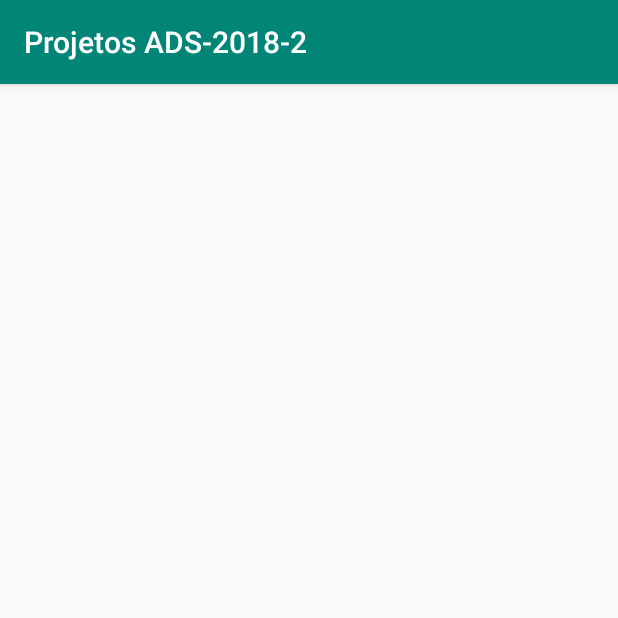
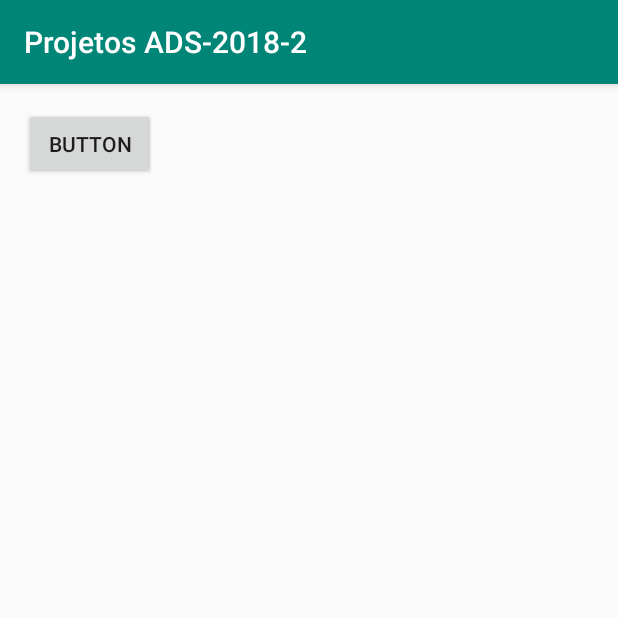
Before and after one commit to serufo/ADS20182, an Android app: the Ariele screen opened directly, with no data from a screen before it, on a phone screen of 412 x 824 dp, the top half of it. Run offline under Robolectric (Android 15) with nearby library versions, the phone set to English and light mode, and no system bars.

Commit message:
Criamos um botão para a nova activity

```diff
--- a/app/src/main/AndroidManifest.xml
+++ b/app/src/main/AndroidManifest.xml
@@ -10,15 +10,15 @@
         android:supportsRtl="true"
         android:theme="@style/AppTheme">
         <activity android:name=".Serufo" />
-        <activity android:name=".MainActivity">
+        <activity android:name=".MainActivity" />
             <intent-filter>
                 <action android:name="android.intent.action.MAIN" />
 
                 <category android:name="android.intent.category.LAUNCHER" />
             </intent-filter>
-        </activity>
+
         <activity android:name=".ProfSerufo" />
-        <activity android:name=".Marcus"></activity>
+        <activity android:name=".Ariele" />
     </application>
 
 </manifest>
--- a/app/src/main/java/com/example/ads_2018_2/Marcus.java
+++ b/app/src/main/java/com/example/ads_2018_2/Ariele.java
@@ -3,11 +3,11 @@ package com.example.ads_2018_2;
 import android.support.v7.app.AppCompatActivity;
 import android.os.Bundle;
 
-public class Marcus extends AppCompatActivity {
+public class Ariele extends AppCompatActivity {
 
     @Override
     protected void onCreate(Bundle savedInstanceState) {
         super.onCreate(savedInstanceState);
-        setContentView(R.layout.activity_marcus);
+        setContentView(R.layout.activity_ariele);
     }
 }
--- a/app/src/main/java/com/example/ads_2018_2/MainActivity.java
+++ b/app/src/main/java/com/example/ads_2018_2/MainActivity.java
@@ -26,20 +26,20 @@ public class MainActivity extends AppCompatActivity {
             }
         });
 
-        //[SERUFO] Fim do código do SERUFO
 
-        //[MARCUS] Codigo para mudar para pagina do MARCUS
 
-        Button btnMarcus = findViewById(R.id.btnMarcus);
+
+
+        Button btnMarcus = findViewById(R.id.btnAriele);
         btnSerufo.setOnClickListener(new View.OnClickListener() {
             @Override
             public void onClick(View v) {
-                Intent intent = new Intent(MainActivity.this, Marcus.class);
+                Intent intent = new Intent(MainActivity.this, Ariele.class);
                 startActivity(intent);
             }
         });
 
-        //[MARCUS] Fim do código do MARCUS
+
 
 
     }
--- /dev/null
+++ b/app/src/main/res/layout/activity_ariele.xml
@@ -0,0 +1,19 @@
+<?xml version="1.0" encoding="utf-8"?>
+<android.support.constraint.ConstraintLayout xmlns:android="http://schemas.android.com/apk/res/android"
+    xmlns:app="http://schemas.android.com/apk/res-auto"
+    xmlns:tools="http://schemas.android.com/tools"
+    android:layout_width="match_parent"
+    android:layout_height="match_parent"
+    tools:context=".Ariele">
+
+    <Button
+        android:id="@+id/button"
+        android:layout_width="wrap_content"
+        android:layout_height="wrap_content"
+        android:layout_marginLeft="16dp"
+        android:layout_marginStart="16dp"
+        android:layout_marginTop="16dp"
+        android:text="Button"
+        app:layout_constraintStart_toStartOf="parent"
+        app:layout_constraintTop_toTopOf="parent" />
+</android.support.constraint.ConstraintLayout>
--- a/app/src/main/res/layout/activity_marcus.xml
+++ /dev/null
@@ -1,9 +0,0 @@
-<?xml version="1.0" encoding="utf-8"?>
-<android.support.constraint.ConstraintLayout xmlns:android="http://schemas.android.com/apk/res/android"
-    xmlns:app="http://schemas.android.com/apk/res-auto"
-    xmlns:tools="http://schemas.android.com/tools"
-    android:layout_width="match_parent"
-    android:layout_height="match_parent"
-    tools:context=".Marcus">
-
-</android.support.constraint.ConstraintLayout>
```
Also changed, not shown: app/src/main/res/layout/activity_main.xml (+11 -9 lines).
